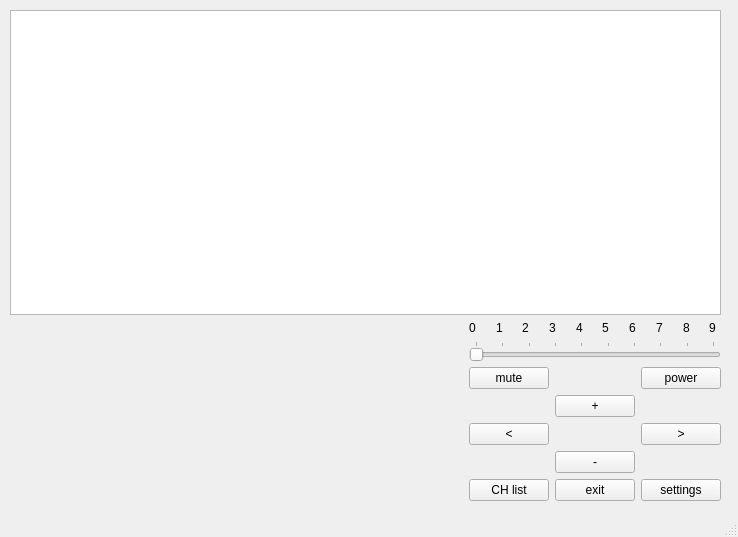
Qt form TVremoteGUI.ui (MATHN3RD23/TVremote) before a commit.
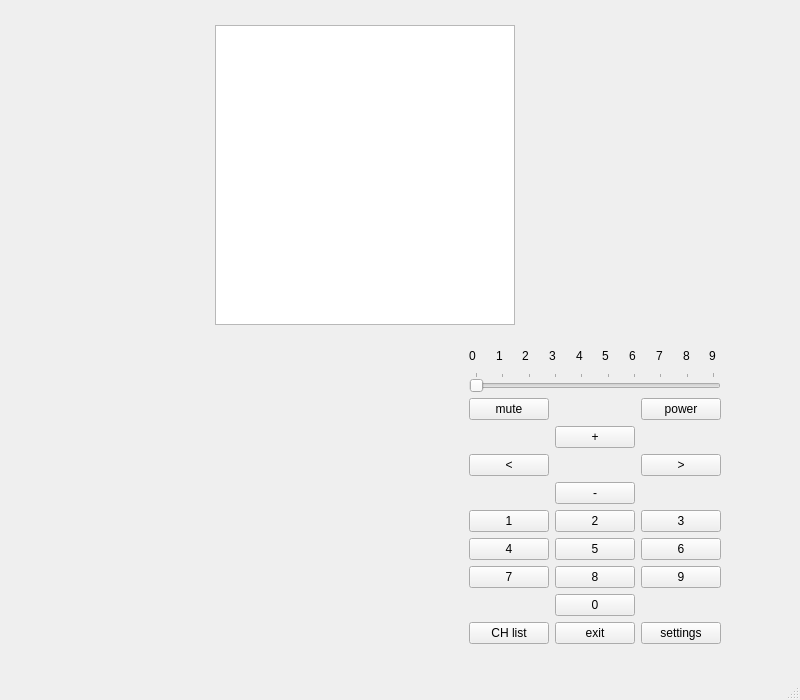
The same form after that commit.

Commit message: added number buttons to gui

The edit to the form file:
```diff
--- a/TVremoteGUI.ui
+++ b/TVremoteGUI.ui
@@ -6,20 +6,20 @@
    <rect>
     <x>0</x>
     <y>0</y>
-    <width>738</width>
-    <height>537</height>
+    <width>800</width>
+    <height>700</height>
    </rect>
   </property>
   <property name="minimumSize">
    <size>
-    <width>738</width>
-    <height>537</height>
+    <width>800</width>
+    <height>700</height>
    </size>
   </property>
   <property name="maximumSize">
    <size>
-    <width>738</width>
-    <height>537</height>
+    <width>800</width>
+    <height>700</height>
    </size>
   </property>
   <property name="windowTitle">
@@ -32,12 +32,25 @@
       <x>10</x>
       <y>10</y>
       <width>711</width>
-      <height>491</height>
+      <height>651</height>
      </rect>
     </property>
     <layout class="QVBoxLayout" name="verticalLayout">
-     <item>
-      <widget class="QGraphicsView" name="graphicsView"/>
+     <item alignment="Qt::AlignHCenter">
+      <widget class="QGraphicsView" name="graphicsView">
+       <property name="minimumSize">
+        <size>
+         <width>300</width>
+         <height>300</height>
+        </size>
+       </property>
+       <property name="maximumSize">
+        <size>
+         <width>300</width>
+         <height>300</height>
+        </size>
+       </property>
+      </widget>
      </item>
      <item>
       <layout class="QHBoxLayout" name="horizontalLayout">
@@ -56,75 +69,10 @@
        </item>
        <item>
         <layout class="QGridLayout" name="gridLayout">
-         <item row="1" column="0" colspan="3">
-          <widget class="QSlider" name="ChSlider">
-           <property name="maximum">
-            <number>9</number>
-           </property>
-           <property name="pageStep">
-            <number>1</number>
-           </property>
-           <property name="orientation">
-            <enum>Qt::Horizontal</enum>
-           </property>
-           <property name="tickPosition">
-            <enum>QSlider::TicksAbove</enum>
-           </property>
-          </widget>
-         </item>
-         <item row="7" column="2">
-          <widget class="QPushButton" name="CHupButton">
+         <item row="14" column="1">
+          <widget class="QPushButton" name="ExitButton">
            <property name="text">
-            <string>&gt;</string>
-           </property>
-          </widget>
-         </item>
-         <item row="7" column="0">
-          <widget class="QPushButton" name="CHdownButton">
-           <property name="text">
-            <string>&lt;</string>
-           </property>
-          </widget>
-         </item>
-         <item row="6" column="1">
-          <widget class="QPushButton" name="VOLupButton">
-           <property name="text">
-            <string>+</string>
-           </property>
-          </widget>
-         </item>
-         <item row="9" column="1">
-          <widget class="QPushButton" name="VOLdownButton">
-           <property name="text">
-            <string>-</string>
-           </property>
-          </widget>
-         </item>
-         <item row="10" column="0">
-          <widget class="QPushButton" name="ChListButton">
-           <property name="text">
-            <string>CH list</string>
-           </property>
-          </widget>
-         </item>
-         <item row="2" column="0">
-          <widget class="QPushButton" name="muteButton">
-           <property name="text">
-            <string>mute</string>
-           </property>
-          </widget>
-         </item>
-         <item row="10" column="2">
-          <widget class="QPushButton" name="settingsButton">
-           <property name="text">
-            <string>settings</string>
-           </property>
-          </widget>
-         </item>
-         <item row="2" column="2">
-          <widget class="QPushButton" name="powerButton">
-           <property name="text">
-            <string>power</string>
+            <string>exit</string>
            </property>
           </widget>
          </item>
@@ -138,6 +86,12 @@
            </property>
            <item>
             <widget class="QLabel" name="label_8">
+             <property name="maximumSize">
+              <size>
+               <width>16777215</width>
+               <height>20</height>
+              </size>
+             </property>
              <property name="text">
               <string>0</string>
              </property>
@@ -145,6 +99,12 @@
            </item>
            <item>
             <widget class="QLabel" name="label_7">
+             <property name="maximumSize">
+              <size>
+               <width>16777215</width>
+               <height>20</height>
+              </size>
+             </property>
              <property name="text">
               <string>1</string>
              </property>
@@ -152,6 +112,12 @@
            </item>
            <item>
             <widget class="QLabel" name="label_10">
+             <property name="maximumSize">
+              <size>
+               <width>16777215</width>
+               <height>20</height>
+              </size>
+             </property>
              <property name="text">
               <string>2</string>
              </property>
@@ -159,6 +125,12 @@
            </item>
            <item>
             <widget class="QLabel" name="label_9">
+             <property name="maximumSize">
+              <size>
+               <width>16777215</width>
+               <height>20</height>
+              </size>
+             </property>
              <property name="text">
               <string>3</string>
              </property>
@@ -166,6 +138,12 @@
            </item>
            <item>
             <widget class="QLabel" name="label_6">
+             <property name="maximumSize">
+              <size>
+               <width>16777215</width>
+               <height>20</height>
+              </size>
+             </property>
              <property name="text">
               <string>4</string>
              </property>
@@ -173,6 +151,12 @@
            </item>
            <item>
             <widget class="QLabel" name="label_5">
+             <property name="maximumSize">
+              <size>
+               <width>16777215</width>
+               <height>20</height>
+              </size>
+             </property>
              <property name="text">
               <string>5</string>
              </property>
@@ -180,6 +164,12 @@
            </item>
            <item>
             <widget class="QLabel" name="label_4">
+             <property name="maximumSize">
+              <size>
+               <width>16777215</width>
+               <height>20</height>
+              </size>
+             </property>
              <property name="text">
               <string>6</string>
              </property>
@@ -187,6 +177,12 @@
            </item>
            <item>
             <widget class="QLabel" name="label_3">
+             <property name="maximumSize">
+              <size>
+               <width>16777215</width>
+               <height>20</height>
+              </size>
+             </property>
              <property name="text">
               <string>7</string>
              </property>
@@ -194,6 +190,12 @@
            </item>
            <item>
             <widget class="QLabel" name="label_2">
+             <property name="maximumSize">
+              <size>
+               <width>16777215</width>
+               <height>20</height>
+              </size>
+             </property>
              <property name="text">
               <string>8</string>
              </property>
@@ -201,6 +203,12 @@
            </item>
            <item>
             <widget class="QLabel" name="label">
+             <property name="maximumSize">
+              <size>
+               <width>16777215</width>
+               <height>20</height>
+              </size>
+             </property>
              <property name="text">
               <string>9</string>
              </property>
@@ -208,10 +216,145 @@
            </item>
           </layout>
          </item>
+         <item row="7" column="0">
+          <widget class="QPushButton" name="CHdownButton">
+           <property name="text">
+            <string>&lt;</string>
+           </property>
+          </widget>
+         </item>
+         <item row="6" column="1">
+          <widget class="QPushButton" name="VOLupButton">
+           <property name="text">
+            <string>+</string>
+           </property>
+          </widget>
+         </item>
+         <item row="7" column="2">
+          <widget class="QPushButton" name="CHupButton">
+           <property name="text">
+            <string>&gt;</string>
+           </property>
+          </widget>
+         </item>
+         <item row="1" column="0" colspan="3">
+          <widget class="QSlider" name="ChSlider">
+           <property name="maximum">
+            <number>9</number>
+           </property>
+           <property name="pageStep">
+            <number>1</number>
+           </property>
+           <property name="orientation">
+            <enum>Qt::Horizontal</enum>
+           </property>
+           <property name="tickPosition">
+            <enum>QSlider::TicksAbove</enum>
+           </property>
+          </widget>
+         </item>
+         <item row="9" column="1">
+          <widget class="QPushButton" name="VOLdownButton">
+           <property name="text">
+            <string>-</string>
+           </property>
+          </widget>
+         </item>
+         <item row="14" column="2">
+          <widget class="QPushButton" name="settingsButton">
+           <property name="text">
+            <string>settings</string>
+           </property>
+          </widget>
+         </item>
+         <item row="2" column="2">
+          <widget class="QPushButton" name="powerButton">
+           <property name="text">
+            <string>power</string>
+           </property>
+          </widget>
+         </item>
+         <item row="14" column="0">
+          <widget class="QPushButton" name="ChListButton">
+           <property name="text">
+            <string>CH list</string>
+           </property>
+          </widget>
+         </item>
+         <item row="2" column="0">
+          <widget class="QPushButton" name="muteButton">
+           <property name="text">
+            <string>mute</string>
+           </property>
+          </widget>
+         </item>
          <item row="10" column="1">
-          <widget class="QPushButton" name="ExitButton">
+          <widget class="QPushButton" name="twoButton">
            <property name="text">
-            <string>exit</string>
+            <string>2</string>
+           </property>
+          </widget>
+         </item>
+         <item row="10" column="2">
+          <widget class="QPushButton" name="threeButton">
+           <property name="text">
+            <string>3</string>
+           </property>
+          </widget>
+         </item>
+         <item row="10" column="0">
+          <widget class="QPushButton" name="oneButton">
+           <property name="text">
+            <string>1</string>
+           </property>
+          </widget>
+         </item>
+         <item row="11" column="0">
+          <widget class="QPushButton" name="fourButton">
+           <property name="text">
+            <string>4</string>
+           </property>
+          </widget>
+         </item>
+         <item row="11" column="2">
+          <widget class="QPushButton" name="sixButton">
+           <property name="text">
+            <string>6</string>
+           </property>
+          </widget>
+         </item>
+         <item row="12" column="0">
+          <widget class="QPushButton" name="sevenButton">
+           <property name="text">
+            <string>7</string>
+           </property>
+          </widget>
+         </item>
+         <item row="11" column="1">
+          <widget class="QPushButton" name="fiveButton">
+           <property name="text">
+            <string>5</string>
+           </property>
+          </widget>
+         </item>
+         <item row="12" column="1">
+          <widget class="QPushButton" name="eightButton">
+           <property name="text">
+            <string>8</string>
+           </property>
+          </widget>
+         </item>
+         <item row="12" column="2">
+          <widget class="QPushButton" name="nineButton">
+           <property name="text">
+            <string>9</string>
+           </property>
+          </widget>
+         </item>
+         <item row="13" column="1">
+          <widget class="QPushButton" name="zeroButton">
+           <property name="text">
+            <string>0</string>
            </property>
           </widget>
          </item>
```
Left out of the diff: 2 changed lines with no effect on the pictures. The commit also changes 5 other files.
